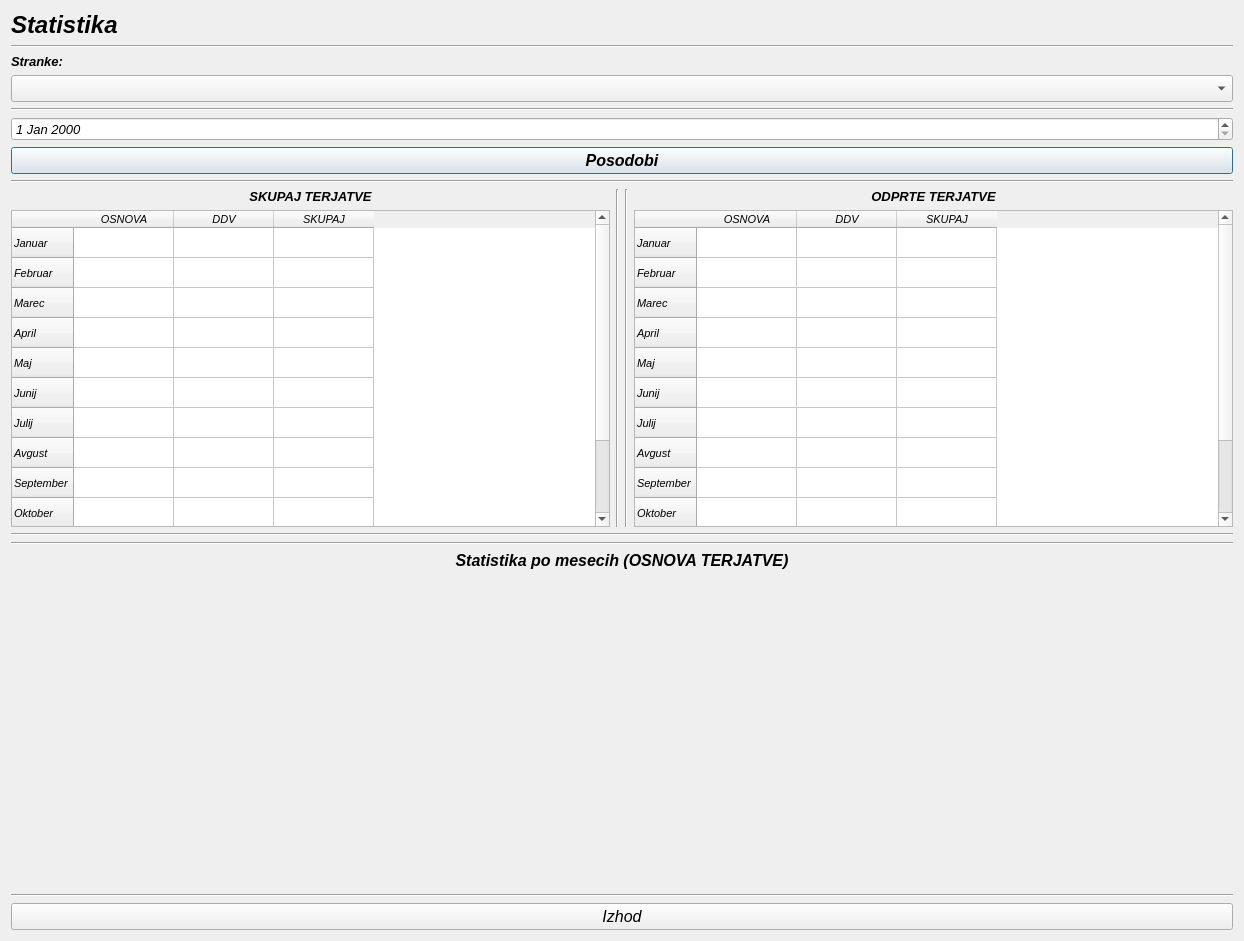
MaxMaxy/racun, file statistic.ui: the form before one commit.
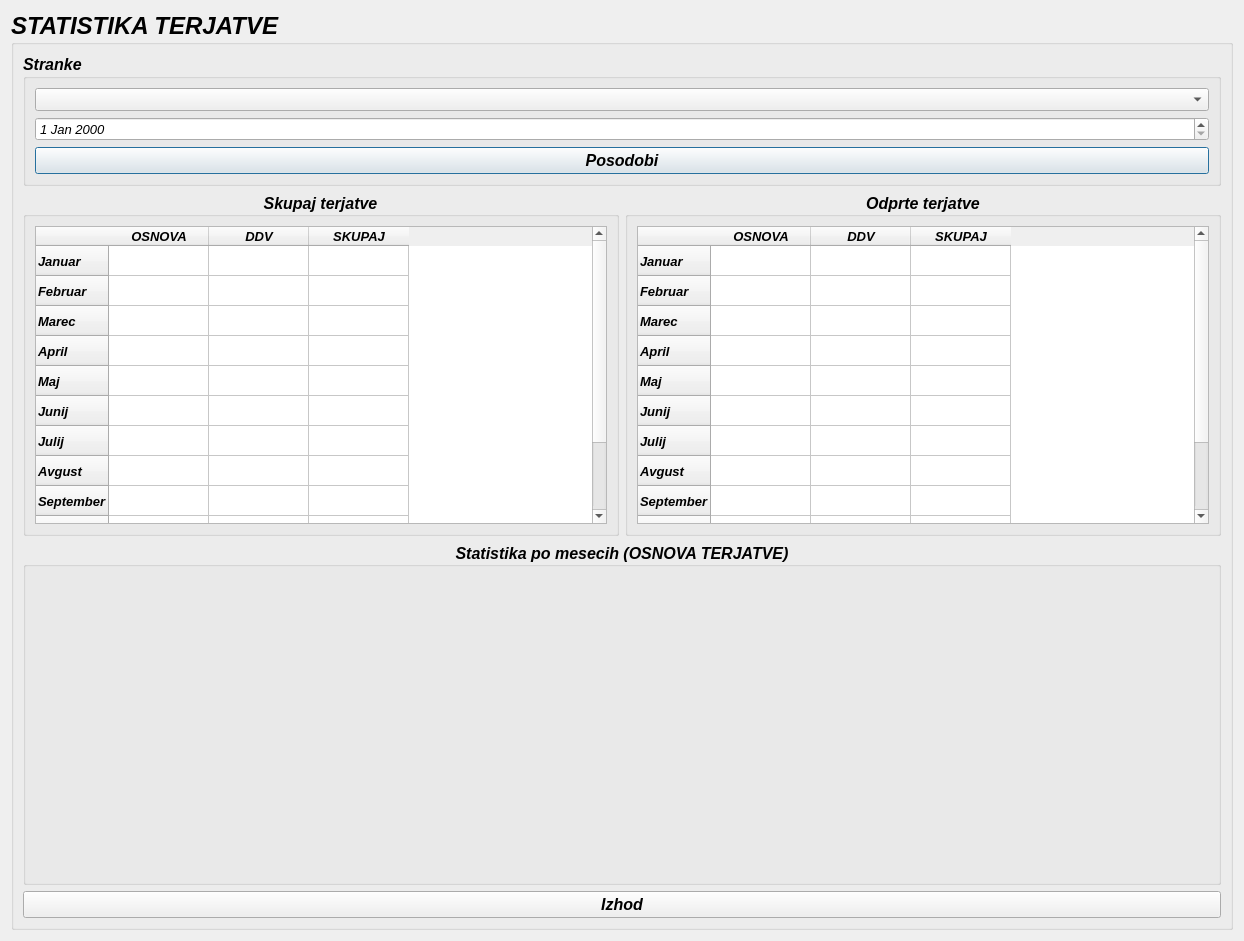
The form after the commit. Custom widgets are drawn as their Qt base class.

The edit to the form file:
```diff
--- a/statistic.ui
+++ b/statistic.ui
@@ -20,91 +20,46 @@
   <property name="windowTitle">
    <string>Dialog</string>
   </property>
-  <layout class="QGridLayout" name="gridLayout">
+  <layout class="QGridLayout" name="gridLayout_4">
    <item row="0" column="0">
-    <layout class="QVBoxLayout" name="verticalLayout_7">
-     <item>
-      <layout class="QVBoxLayout" name="verticalLayout">
-       <item>
-        <widget class="QLabel" name="label">
+    <widget class="QGroupBox" name="groupBox_5">
          <property name="font">
           <font>
-           <family>MS Sans Serif</family>
            <pointsize>18</pointsize>
            <weight>75</weight>
-           <italic>true</italic>
            <bold>true</bold>
           </font>
          </property>
-         <property name="text">
-          <string>Statistika</string>
-         </property>
-        </widget>
-       </item>
-       <item>
-        <widget class="Line" name="line">
-         <property name="font">
-          <font>
-           <italic>true</italic>
-          </font>
-         </property>
-         <property name="orientation">
-          <enum>Qt::Horizontal</enum>
-         </property>
-        </widget>
-       </item>
-      </layout>
-     </item>
-     <item>
-      <layout class="QHBoxLayout" name="horizontalLayout">
-       <item>
+     <property name="title">
+      <string>STATISTIKA TERJATVE</string>
+     </property>
+     <property name="flat">
+      <bool>true</bool>
+     </property>
         <layout class="QVBoxLayout" name="verticalLayout_2">
          <item>
-          <widget class="QLabel" name="label_4">
+       <widget class="QGroupBox" name="groupBox_4">
            <property name="font">
             <font>
-             <family>MS Sans Serif</family>
-             <pointsize>10</pointsize>
+          <pointsize>12</pointsize>
              <weight>75</weight>
-             <italic>true</italic>
              <bold>true</bold>
             </font>
            </property>
-           <property name="text">
-            <string>Stranke:</string>
-           </property>
-           <property name="alignment">
-            <set>Qt::AlignLeading|Qt::AlignLeft|Qt::AlignVCenter</set>
-           </property>
-           <property name="buddy">
-            <cstring>comboBox_podjetja</cstring>
-           </property>
-          </widget>
-         </item>
+        <property name="title">
+         <string>Stranke</string>
+        </property>
+        <layout class="QVBoxLayout" name="verticalLayout">
          <item>
           <widget class="QComboBox" name="comboBox_podjetja">
            <property name="font">
             <font>
              <family>MS Sans Serif</family>
-             <pointsize>12</pointsize>
+             <pointsize>10</pointsize>
+             <weight>50</weight>
              <italic>true</italic>
+             <bold>false</bold>
             </font>
-           </property>
-          </widget>
-         </item>
-        </layout>
-       </item>
-      </layout>
-     </item>
-     <item>
-      <widget class="Line" name="line_3">
-       <property name="font">
-        <font>
-         <italic>true</italic>
-        </font>
-       </property>
-       <property name="orientation">
-        <enum>Qt::Horizontal</enum>
        </property>
       </widget>
      </item>
@@ -113,6 +68,13 @@
        <property name="enabled">
         <bool>true</bool>
        </property>
+           <property name="font">
+            <font>
+             <pointsize>10</pointsize>
+             <weight>50</weight>
+             <bold>false</bold>
+            </font>
+           </property>
       </widget>
      </item>
      <item>
@@ -131,42 +93,28 @@
        </property>
       </widget>
      </item>
-     <item>
-      <widget class="Line" name="line_6">
-       <property name="font">
-        <font>
-         <italic>true</italic>
-        </font>
-       </property>
-       <property name="orientation">
-        <enum>Qt::Horizontal</enum>
-       </property>
+        </layout>
       </widget>
      </item>
      <item>
-      <layout class="QHBoxLayout" name="horizontalLayout_2">
+       <layout class="QHBoxLayout" name="horizontalLayout">
        <item>
-        <layout class="QVBoxLayout" name="verticalLayout_5">
-         <item>
-          <widget class="QLabel" name="label_3">
+         <widget class="QGroupBox" name="groupBox_3">
            <property name="font">
             <font>
-             <family>MS Sans Serif</family>
-             <pointsize>10</pointsize>
+            <pointsize>12</pointsize>
              <weight>75</weight>
-             <italic>true</italic>
              <bold>true</bold>
             </font>
            </property>
-           <property name="text">
-            <string>SKUPAJ TERJATVE</string>
+          <property name="title">
+           <string>Skupaj terjatve</string>
            </property>
            <property name="alignment">
             <set>Qt::AlignCenter</set>
            </property>
-          </widget>
-         </item>
-         <item>
+          <layout class="QGridLayout" name="gridLayout_3">
+           <item row="0" column="0">
           <widget class="QTableWidget" name="tableWidget_vse">
            <property name="sizePolicy">
             <sizepolicy hsizetype="Expanding" vsizetype="MinimumExpanding">
@@ -177,8 +125,10 @@
            <property name="font">
             <font>
              <family>MS Sans Serif</family>
-             <pointsize>8</pointsize>
+               <pointsize>10</pointsize>
+               <weight>75</weight>
              <italic>true</italic>
+               <bold>true</bold>
             </font>
            </property>
            <row>
@@ -259,53 +209,25 @@
           </widget>
          </item>
         </layout>
-       </item>
-       <item>
-        <widget class="Line" name="line_7">
-         <property name="font">
-          <font>
-           <italic>true</italic>
-          </font>
-         </property>
-         <property name="orientation">
-          <enum>Qt::Vertical</enum>
-         </property>
         </widget>
        </item>
        <item>
-        <widget class="Line" name="line_4">
+         <widget class="QGroupBox" name="groupBox_2">
          <property name="font">
           <font>
-           <italic>true</italic>
-          </font>
-         </property>
-         <property name="orientation">
-          <enum>Qt::Vertical</enum>
-         </property>
-        </widget>
-       </item>
-       <item>
-        <layout class="QVBoxLayout" name="verticalLayout_4">
-         <item>
-          <widget class="QLabel" name="label_2">
-           <property name="font">
-            <font>
-             <family>MS Sans Serif</family>
-             <pointsize>10</pointsize>
+            <pointsize>12</pointsize>
              <weight>75</weight>
-             <italic>true</italic>
              <bold>true</bold>
             </font>
            </property>
-           <property name="text">
-            <string>ODPRTE TERJATVE</string>
+          <property name="title">
+           <string>Odprte terjatve</string>
            </property>
            <property name="alignment">
             <set>Qt::AlignCenter</set>
            </property>
-          </widget>
-         </item>
-         <item>
+          <layout class="QGridLayout" name="gridLayout_2">
+           <item row="0" column="0">
           <widget class="QTableWidget" name="tableWidget_brez">
            <property name="sizePolicy">
             <sizepolicy hsizetype="Expanding" vsizetype="MinimumExpanding">
@@ -316,8 +238,10 @@
            <property name="font">
             <font>
              <family>MS Sans Serif</family>
-             <pointsize>8</pointsize>
+               <pointsize>10</pointsize>
+               <weight>75</weight>
              <italic>true</italic>
+               <bold>true</bold>
             </font>
            </property>
            <row>
@@ -398,27 +322,12 @@
           </widget>
          </item>
         </layout>
+         </widget>
        </item>
       </layout>
      </item>
      <item>
-      <widget class="Line" name="line_5">
-       <property name="orientation">
-        <enum>Qt::Horizontal</enum>
-       </property>
-      </widget>
-     </item>
-     <item>
-      <widget class="Line" name="line_8">
-       <property name="orientation">
-        <enum>Qt::Horizontal</enum>
-       </property>
-      </widget>
-     </item>
-     <item>
-      <layout class="QVBoxLayout" name="verticalLayout_6">
-       <item>
-        <widget class="QLabel" name="label_5">
+       <widget class="QGroupBox" name="groupBox">
          <property name="font">
           <font>
            <pointsize>12</pointsize>
@@ -426,15 +335,14 @@
            <bold>true</bold>
           </font>
          </property>
-         <property name="text">
+        <property name="title">
           <string>Statistika po mesecih (OSNOVA TERJATVE)</string>
          </property>
          <property name="alignment">
           <set>Qt::AlignCenter</set>
          </property>
-        </widget>
-       </item>
-       <item>
+        <layout class="QGridLayout" name="gridLayout">
+         <item row="0" column="0">
         <widget class="QCustomPlot" name="plot" native="true">
          <property name="sizePolicy">
           <sizepolicy hsizetype="Expanding" vsizetype="Expanding">
@@ -458,17 +366,6 @@
         </widget>
        </item>
       </layout>
-     </item>
-     <item>
-      <widget class="Line" name="line_2">
-       <property name="font">
-        <font>
-         <italic>true</italic>
-        </font>
-       </property>
-       <property name="orientation">
-        <enum>Qt::Horizontal</enum>
-       </property>
       </widget>
      </item>
      <item>
@@ -477,7 +374,9 @@
         <font>
          <family>MS Sans Serif</family>
          <pointsize>12</pointsize>
+          <weight>75</weight>
          <italic>true</italic>
+          <bold>true</bold>
         </font>
        </property>
        <property name="text">
@@ -486,6 +385,7 @@
       </widget>
      </item>
     </layout>
+    </widget>
    </item>
   </layout>
  </widget>
```
Lines whose indentation alone changed are shown as unchanged.
